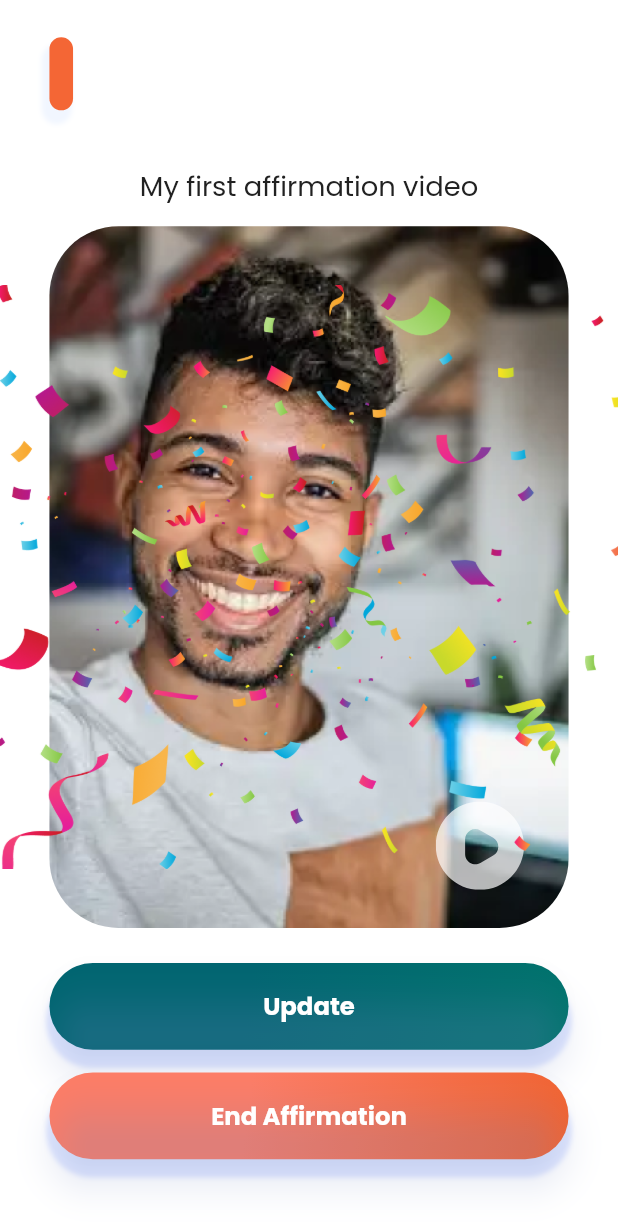
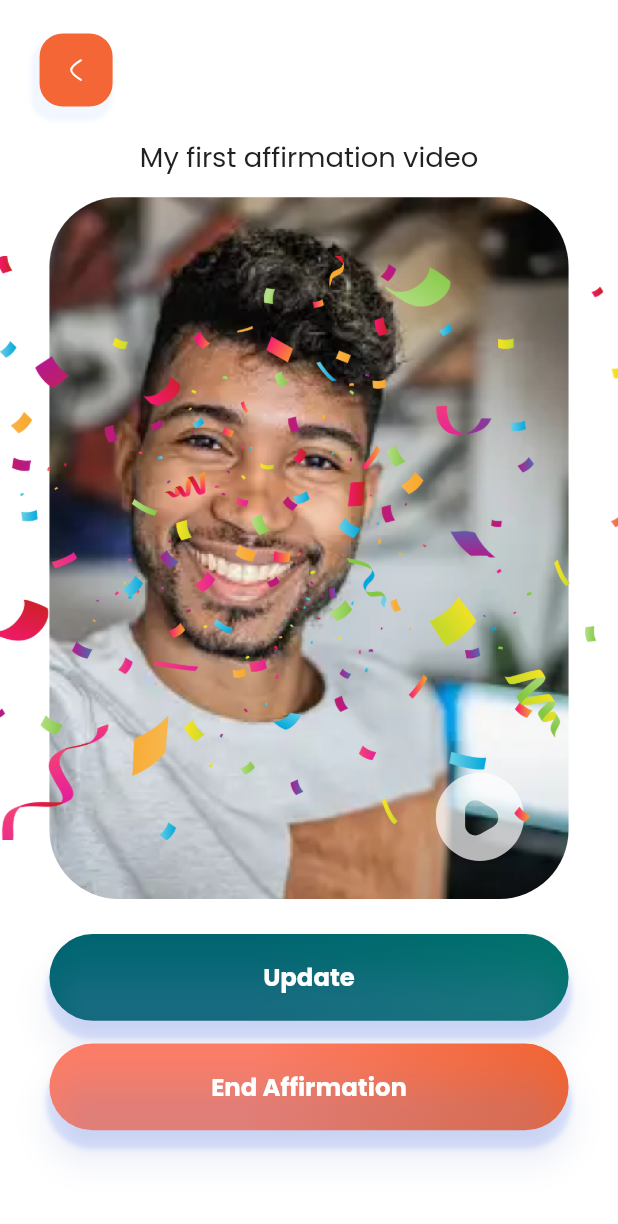
Before and after one commit to Hammadkhan0034/Daone, a Flutter app: the CompleteScreen screen opened by its route, on a phone screen of 412 x 824 dp. Shown: the top 1224 px of the screen. Run offline on Flutter 3.47's test engine with Material 2 defaults, Android fonts, the phone set to English and light mode, and no system bars; our stand-ins replace cached_network_image, connectivity_plus, flutter_svg, flutter_svg_provider, get, outline_gradient_button and 1 more; accounts and stored records are empty.

Commit message:
Dashboard and Intension

```diff
--- a/lib/presentation/complete_screen/complete_screen.dart
+++ b/lib/presentation/complete_screen/complete_screen.dart
@@ -19,21 +19,21 @@ class CompleteScreen extends GetWidget<CompleteController> {
     return SafeArea(
       child: Scaffold(
         backgroundColor: appTheme.whiteA700,
-        appBar: CustomAppBar(
-          height: getVerticalSize(
-            97,
-          ),
-          leadingWidth: 375,
-          leading: AppbarIconbutton(
-            svgPath: ImageConstant.imgInfo,
-            margin: getMargin(
-              left: 30,
-              top: 4,
-              right: 297,
-              bottom: 4,
-            ),
-          ),
-        ),
+        // appBar: CustomAppBar(
+        //   height: getVerticalSize(
+        //     97,
+        //   ),
+        //   leadingWidth: 375,
+        //   leading: AppbarIconbutton(
+        //     svgPath: ImageConstant.imgInfo,
+        //     margin: getMargin(
+        //       left: 30,
+        //       top: 4,
+        //       right: 297,
+        //       bottom: 4,
+        //     ),
+        //   ),
+        // ),
         body: Container(
           width: double.maxFinite,
           padding: getPadding(
@@ -43,6 +43,25 @@ class CompleteScreen extends GetWidget<CompleteController> {
           child: Column(
             mainAxisAlignment: MainAxisAlignment.start,
             children: [
+              Padding(
+                padding: getPadding(
+                  left: 24,
+                  top: 10,
+                ),
+                child: Row(
+                  children: [
+                    AppbarIconbutton(
+                      svgPath: ImageConstant.imgInfo,
+
+                    ),
+                  ],
+                ),
+              ),
+              SizedBox(
+                height: getVerticalSize(
+                  20,
+                ),
+              ),
               Text(
                 "msg_my_first_affirmation".tr,
                 overflow: TextOverflow.ellipsis,
```
Also changed, not shown: lib/presentation/reminders_screen/reminders_screen.dart (+17 -44 lines), lib/presentation/update_reminders_screen/update_reminders_screen.dart (+17 -39 lines).
